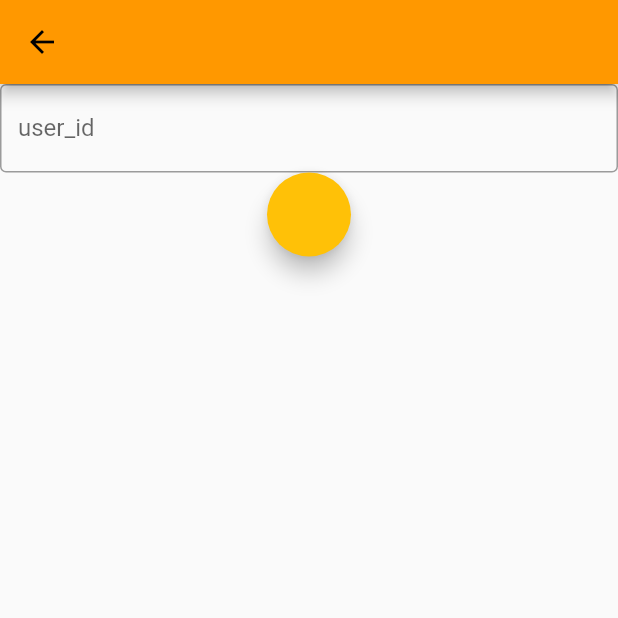
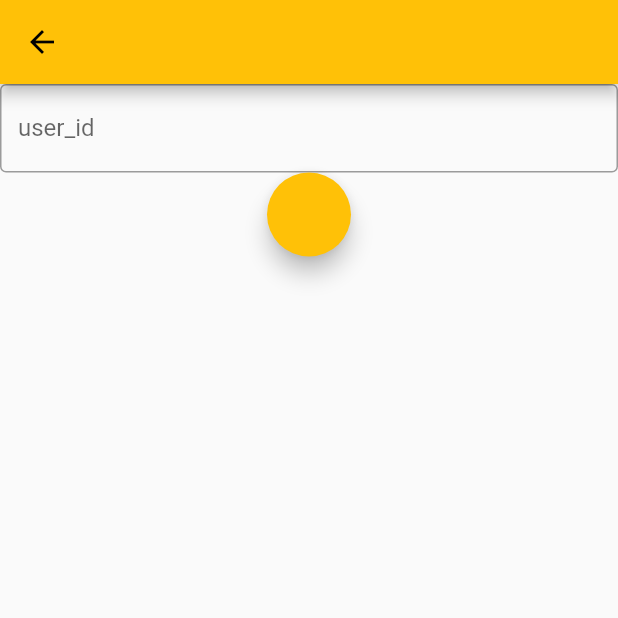
Before and after one commit to harrier999/Bulb-Talk, a Flutter app: the screen it shows after launch, after a tap on "Sign up", on a phone screen of 412 x 824 dp, the top half of it. Run offline on Flutter 3.47's test engine with Material 2 defaults, Android fonts, the phone set to English and light mode, and no system bars; our stand-ins replace flutter_chat_types, flutter_chat_ui, flutter_dotenv, fluttertoast, get, lottie; network calls fail.

Commit message:
[FEAT] Change theme data

```diff
--- a/lib/main.dart
+++ b/lib/main.dart
@@ -1,9 +1,7 @@
-import 'package:bulbtalk/login.dart';
 import 'package:flutter/material.dart';
 import 'package:get/get.dart';
-
+import 'beforeLogin/FirstPage.dart';
 import 'package:flutter_dotenv/flutter_dotenv.dart';
-import 'beforeLogin/firstPage.dart';
 
 void main() async {
   await dotenv.load(fileName: '.env');
@@ -28,14 +26,10 @@ class MyApp extends StatelessWidget {
 
   @override
   Widget build(BuildContext context) => GetMaterialApp(
+        title: "Bulb Talk",
         theme: ThemeData(
-          colorScheme: ColorScheme.fromSwatch(
-            //1
-            primarySwatch: Colors.orange, //2
-            accentColor: Colors.orangeAccent, //4
-          ).copyWith(
-            secondary: Colors.amber,
-          ),
+          colorScheme: ColorScheme.fromSwatch(primarySwatch: Colors.amber)
+              .copyWith(background: Colors.orange),
         ),
         home: FirstPage(),
       );
```
